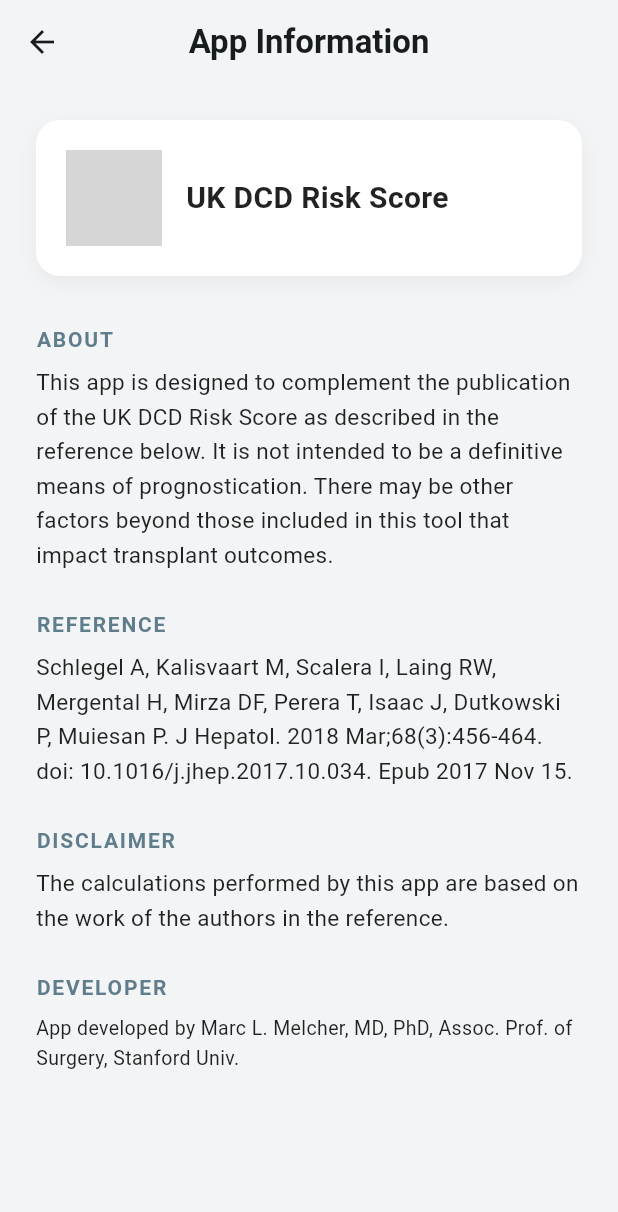
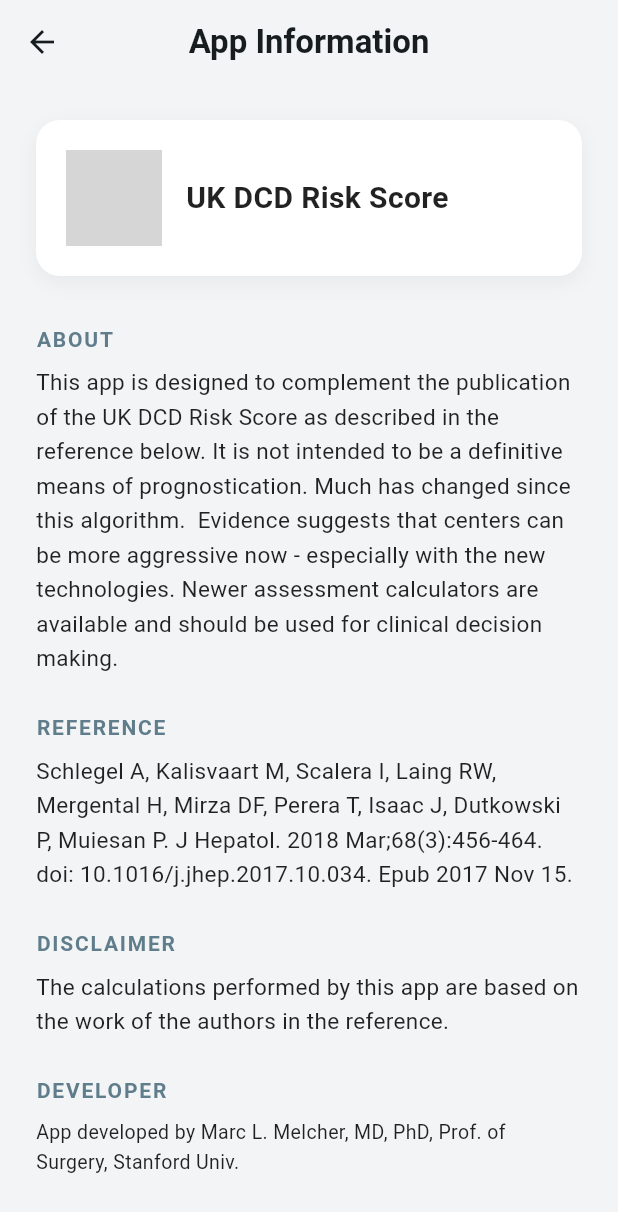
Before and after one commit to SurgeryAI/ukdcd_calc, a Flutter app: the InfoScreen screen opened directly, on a phone screen of 412 x 824 dp. Shown: the top 1212 px of the screen. Run offline on Flutter 3.47's test engine with Material 3 defaults, Android fonts, the light colour scheme and no system bars; grey boxes are pictures that could not be loaded.

Commit message:
Update info screen 'about' text to include a note on technological advancements and current transplant practices.

```diff
--- a/lib/infoscreen2.dart
+++ b/lib/infoscreen2.dart
@@ -6,13 +6,13 @@
   final String appTitle = 'UK DCD Risk Score';
   final String about =
       'This app is designed to complement the publication of the UK DCD Risk Score as described in the reference below. It is not intended to be a definitive '
-      'means of prognostication. There may be other factors beyond those included in this tool that impact transplant outcomes.';
+      'means of prognostication. Much has changed since this algorithm.  Evidence suggests that centers can be more aggressive now - especially with the new technologies. Newer assessment calculators are available and should be used for clinical decision making.';
   final String disclaimer =
       'The calculations performed by this app are based on the work of the authors in the reference.';
   final String reference =
       'Schlegel A, Kalisvaart M, Scalera I, Laing RW, Mergental H, Mirza DF, Perera T, Isaac J, Dutkowski P, Muiesan P. J Hepatol. 2018 Mar;68(3):456-464. doi: 10.1016/j.jhep.2017.10.034. Epub 2017 Nov 15.';
   final String developer =
-      "App developed by Marc L. Melcher, MD, PhD, Assoc. Prof. of Surgery, Stanford Univ.";
+      "App developed by Marc L. Melcher, MD, PhD, Prof. of Surgery, Stanford Univ.";
 
   Widget _buildSection(String title, String content, {bool isSmall = false}) {
     return Padding(
```
